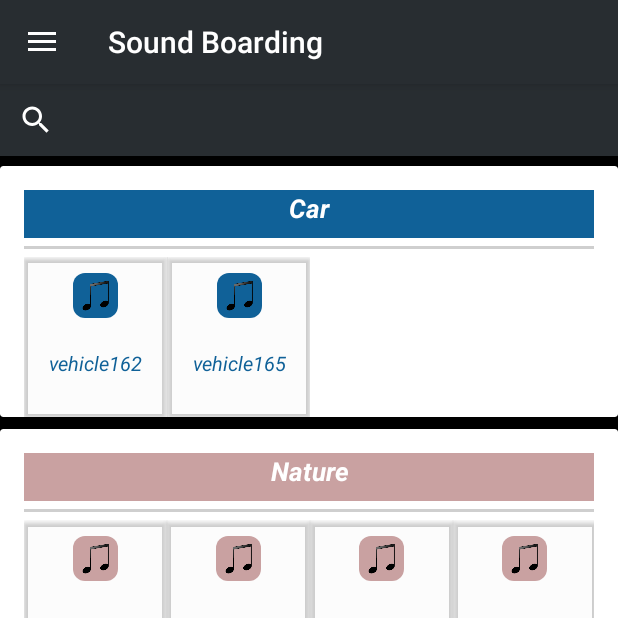
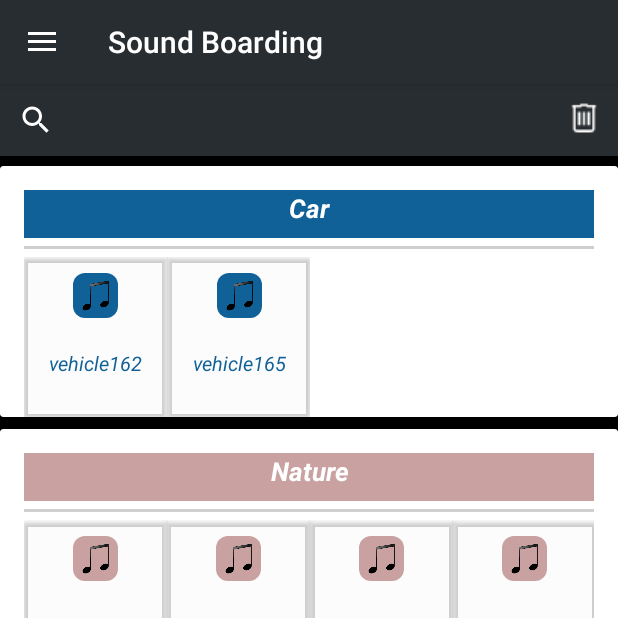
Before and after one commit to Michael-Raafat/Sound-Boarding, an Android app: the screen it shows after launch (MainActivity), on a phone screen of 412 x 824 dp, the top half of it. Run offline under Robolectric (Android 15) with nearby library versions, the phone set to English and light mode, and no system bars; libraries missing offline, so code that uses them is left out: rm.com.audiowave.

Commit message:
delete track view

```diff
--- a/app/src/main/java/studios/kdc/soundboarding/MainActivity.java
+++ b/app/src/main/java/studios/kdc/soundboarding/MainActivity.java
@@ -18,9 +18,11 @@ import android.support.v7.widget.RecyclerView;
 import android.util.Log;
 import android.view.DragEvent;
 import android.view.MenuItem;
+import android.view.MotionEvent;
 import android.view.View;
 import android.view.ViewGroup;
 import android.widget.AdapterView;
+import android.widget.ImageButton;
 import android.widget.ImageView;
 import android.widget.LinearLayout;
 import android.widget.ListView;
@@ -78,6 +80,7 @@ public class MainActivity extends AppCompatActivity implements ViewContract.Scro
         this.initializeMixerButton();
         this.initializePauseButton();
         this.initializeDrawer();
+        this.initializeDeleteButton();
         DataController.getInstance().setNotifierListener(this);
     }
 
@@ -186,6 +189,33 @@ public class MainActivity extends AppCompatActivity implements ViewContract.Scro
         });
 
     }
+
+
+
+
+    private void initializeDeleteButton(){
+        ImageButton deleteButton = (ImageButton) findViewById(R.id.delete);
+        deleteButton .setOnDragListener(new View.OnDragListener() {
+            @Override
+            public boolean onDrag(View v, DragEvent event) {
+                switch (event.getAction()) {
+                    case DragEvent.ACTION_DROP:
+                     Log.i("hna" , "dropped");
+                        break;
+                    default:
+                        break;
+                }
+                return true;
+            }
+        });
+    }
+
+
+
+
+
+
+
     private void initializeMixerButton(){
         this.mixer = (FloatingActionButton) findViewById(R.id.mix);
         this.mixer.setOnClickListener(new View.OnClickListener() {
--- a/app/src/main/java/studios/kdc/soundboarding/media/singlePlayer/MediaPlayerContract.java
+++ b/app/src/main/java/studios/kdc/soundboarding/media/singlePlayer/MediaPlayerContract.java
@@ -1,6 +1,4 @@
 package studios.kdc.soundboarding.media.singlePlayer;
-
-import android.view.View;
 
 
 /**
@@ -13,9 +11,6 @@ public class MediaPlayerContract {
 
         void singlePlayAndPauseTrack(String groupName, String name, MediaPlayerContract.OnCompletionListener listener);
 
-        boolean checkTrackChanged(View view, int position, String name);
-
-
     }
 
     public interface OnCompletionListener {
--- a/app/src/main/java/studios/kdc/soundboarding/media/singlePlayer/MediaPlayerController.java
+++ b/app/src/main/java/studios/kdc/soundboarding/media/singlePlayer/MediaPlayerController.java
@@ -1,7 +1,6 @@
 package studios.kdc.soundboarding.media.singlePlayer;
 
 import android.content.Context;
-import android.view.View;
 
 import studios.kdc.soundboarding.media.MediaPlayerHandler;
 
@@ -12,13 +11,12 @@ import studios.kdc.soundboarding.media.MediaPlayerHandler;
 
 public class MediaPlayerController implements  MediaPlayerContract.ControllerActions {
 
-    private String name;
+
     private MediaPlayerHandler mediaPlayerHandler;
     private MediaPlayerContract.OnCompletionListener listener;
     private static MediaPlayerController instance;
 
     private MediaPlayerController(Context context) {
-        this.name = "";
         this.mediaPlayerHandler = new PlayerHandler(context);
     }
 
@@ -41,15 +39,6 @@ public class MediaPlayerController implements  MediaPlayerContract.ControllerAct
         this.mediaPlayerHandler.playSong(type, path);
     }
 
-    @Override
-    public boolean checkTrackChanged(View view, int position, String name) {
-        if (!this.name.equals(name)) {
-            mediaPlayerHandler.stop();
-            this.name = name;
-            return true;
-        }
-        return false;
-    }
 
     public void onCompletion(){
         if(this.listener != null)
--- a/app/src/main/java/studios/kdc/soundboarding/view/adapters/GridViewAdapter.java
+++ b/app/src/main/java/studios/kdc/soundboarding/view/adapters/GridViewAdapter.java
@@ -28,21 +28,18 @@ public class GridViewAdapter extends BaseAdapter   {
     private int color;
     private int cardPosition;
     private Activity context;
-    private String groupName;
     private int cardWidth;
     private int cardHeight;
-    private MediaPlayerController mediaPlayerController;
 
-    public GridViewAdapter(Activity context, List<Track> media, int color , int cardPosition, String groupName , int cardWidth , int cardHeight) {
+
+    public GridViewAdapter(Activity context, List<Track> media, int color , int cardPosition , int cardWidth , int cardHeight) {
         this.inflater = LayoutInflater.from(context);
         this.allItemsResourceID = media;
         this.color = color;
         this.cardPosition = cardPosition;
         this.context = context;
-        this.groupName = groupName;
         this.cardHeight = cardHeight;
         this.cardWidth = cardWidth;
-        this.mediaPlayerController = MediaPlayerController.getInstance(context);
     }
 
     @Override
@@ -73,15 +70,13 @@ public class GridViewAdapter extends BaseAdapter   {
             GradientDrawable drawable = (GradientDrawable) holder.getColor().getBackground();
             drawable.setColor(this.color);
             view.setTag(holder);
-        } else {
+        } else
             holder = (ViewHolder) view.getTag();
-        }
         if (!allItemsResourceID.get(position).getName().equals("")) {
             holder.getTextView().setText(allItemsResourceID.get(position).getName());
         }
         setOnLongClickListener(view, this.cardPosition , holder.getTextView().getText().toString());
-        if (mediaPlayerController.checkTrackChanged(view, this.cardPosition, holder.getTextView().getText().toString()))
-            setOnClickListener(view, holder.getCardView() , allItemsResourceID.get(position).getType() ,allItemsResourceID.get(position).getPath(), context);
+        setOnClickListener(view, holder.getCardView() , allItemsResourceID.get(position).getType() ,allItemsResourceID.get(position).getPath(), context);
         return view;
     }
 
@@ -126,19 +121,19 @@ public class GridViewAdapter extends BaseAdapter   {
 
     private class ChoiceTouchListener implements View.OnLongClickListener {
         @SuppressLint("NewApi")
-        private int position;
+        private int groupPosition;
         private String name;
         private Context context;
 
         private ChoiceTouchListener(int position, String name, Context context) {
-            this.position = position;
+            this.groupPosition = position;
             this.name = name;
             this.context = context;
         }
 
         @Override
         public boolean onLongClick(View view) {
-            ClipData data = ClipData.newPlainText( String.valueOf(this.position) + context.getResources().getString(R.string.separator) +  name, "");
+            ClipData data = ClipData.newPlainText( String.valueOf(this.groupPosition) + context.getResources().getString(R.string.separator) +  name, "");
             View.DragShadowBuilder shadowBuilder = new View.DragShadowBuilder(view);
             view.startDrag(data, shadowBuilder, view, 0);
             return true;
@@ -163,7 +158,7 @@ public class GridViewAdapter extends BaseAdapter   {
 
         @Override
         public void onClick(View view) {
-            mediaPlayerController.singlePlayAndPauseTrack(this.type, this.path, this);
+           MediaPlayerController.getInstance(context).singlePlayAndPauseTrack(this.type, this.path, this);
             this.toggleCardColor();
         }
 
--- a/app/src/main/java/studios/kdc/soundboarding/view/adapters/MainAdapter.java
+++ b/app/src/main/java/studios/kdc/soundboarding/view/adapters/MainAdapter.java
@@ -48,8 +48,7 @@ public class MainAdapter extends RecyclerView.Adapter<MainAdapter.ViewHolder> {
            int cardWidth = (int)(Utils.getScreenWidth(context) / 4.32);
            int cardHeight = (int)((Utils.getScreenHeight(context) / 7.68));
             GridViewAdapter gridViewAdapter = new GridViewAdapter(this.context, this.groups.get(position).getTracks(),
-                    this.groups.get(position).getColor() , position,
-                    this.groups.get(position).getName() , cardWidth , cardHeight);
+                    this.groups.get(position).getColor() , position, cardWidth , cardHeight);
             holder.getGridView().setNumColumns(this.groups.get(position).getTracks().size());
             holder.getGridView().setAdapter(gridViewAdapter);
             holder.getGroupName().setText(this.groups.get(position).getName());
--- a/app/src/main/res/layout/activity_main.xml
+++ b/app/src/main/res/layout/activity_main.xml
@@ -12,21 +12,38 @@
     xmlns:app="http://schemas.android.com/apk/res-auto"
     android:background="@color/black">
 
+<LinearLayout
+    android:layout_width="match_parent"
+    android:layout_height="wrap_content"
+    android:orientation="horizontal"
+    android:background="@color/colorPrimary"
+    android:id="@+id/linear1">
     <SearchView
         android:id="@+id/search_view"
-        android:layout_width="match_parent"
+        android:layout_width="0dp"
+        android:layout_weight="1"
         android:layout_height="wrap_content"
         android:background="@color/colorPrimary"
         android:theme="@style/ThemeOverlay.AppCompat.Dark.ActionBar"
         />
 
+    <ImageButton
+        android:layout_width="wrap_content"
+        android:background="@color/colorPrimary"
+        android:layout_height="wrap_content"
+        android:padding="10dp"
+        android:id="@+id/delete"
+        android:src="@drawable/delete"/>
+
+
+</LinearLayout>
 
     <android.support.v7.widget.RecyclerView
         android:id="@+id/recycler_view"
         android:layout_marginTop="15dp"
         android:layout_width="match_parent"
         android:layout_height="1dp"
-        android:layout_below="@id/search_view"/>
+        android:layout_below="@id/linear1"/>
 
     <LinearLayout
         android:layout_width="wrap_content"
```
Also changed, not shown: app/src/main/res/drawable/delete.png (added).
